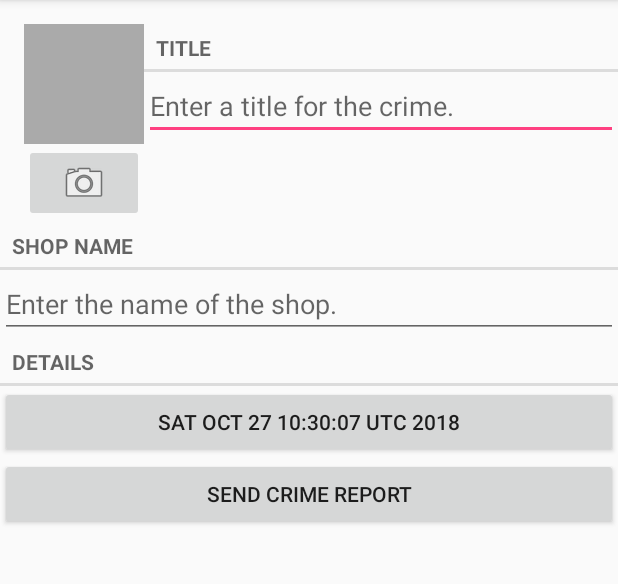
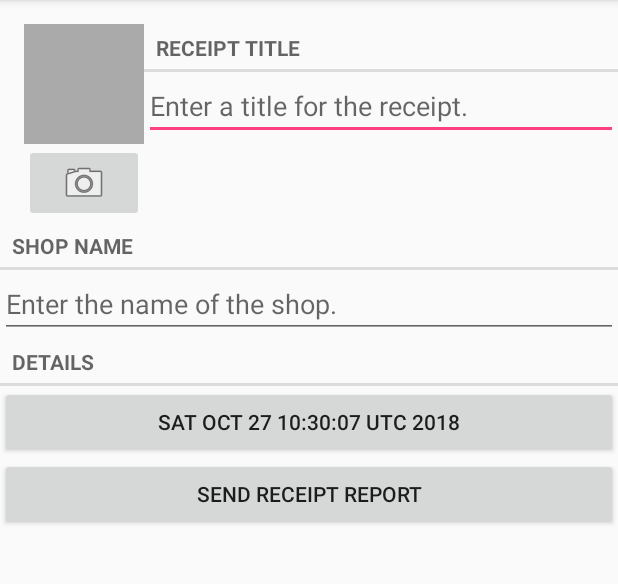
Before and after one commit to usc-sba006/MyReceipts, an Android app: the screen it shows after launch (CrimePagerActivity), after a tap on an icon or button, on a phone screen of 412 x 824 dp, the part 84-668 px from its top. Run offline under Robolectric (Android 15) with nearby library versions, the phone set to English and light mode, and no system bars; 1 other tap on this screen came first.

Commit message:
Refactoring part 4: Renamed strings only.
Next step would have been to rename variables but I just noticed a requirement on the task sheet for List UI to include the shop name. So I'm doing that first.

```diff
--- a/app/src/main/java/com/bignerdranch/android/myreceipts/CrimeFragment.java
+++ b/app/src/main/java/com/bignerdranch/android/myreceipts/CrimeFragment.java
@@ -133,7 +133,7 @@ public class CrimeFragment extends Fragment {
                 i.setType("text/plain");
                 i.putExtra(Intent.EXTRA_TEXT, getCrimeReport());
                 i.putExtra(Intent.EXTRA_SUBJECT,
-                        getString(R.string.crime_report_subject));
+                        getString(R.string.receipt_report_subject));
 
                 i = Intent.createChooser(i, getString(R.string.send_report));
                 startActivity(i);
@@ -226,7 +226,7 @@ public class CrimeFragment extends Fragment {
         String dateFormat = "EEE, MMM dd";
         String dateString = DateFormat.format(dateFormat,
                 mCrime.getDate()).toString();
-        String report = getString(R.string.crime_report,
+        String report = getString(R.string.receipt_report,
                 mCrime.getTitle(), dateString);
         return report;
     }
--- a/app/src/main/res/layout/fragment_crime.xml
+++ b/app/src/main/res/layout/fragment_crime.xml
@@ -41,12 +41,12 @@
                 style="?android:listSeparatorTextViewStyle"
                 android:layout_width="match_parent"
                 android:layout_height="wrap_content"
-                android:text="@string/crime_title_label"/>
+                android:text="@string/receipt_title_label"/>
             <EditText
                 android:id="@+id/crime_title"
                 android:layout_width="match_parent"
                 android:layout_height="wrap_content"
-                android:hint="@string/crime_title_hint"/>
+                android:hint="@string/receipt_title_hint"/>
         </LinearLayout>
     </LinearLayout>
 
@@ -55,19 +55,19 @@
         style="?android:listSeparatorTextViewStyle"
         android:layout_width="match_parent"
         android:layout_height="wrap_content"
-        android:text="@string/crime_shop_label"/>
+        android:text="@string/receipt_shop_label"/>
     <EditText
         android:id="@+id/crime_shop"
         android:layout_width="match_parent"
         android:layout_height="wrap_content"
-        android:hint="@string/crime_shop_hint"/>
+        android:hint="@string/receipt_shop_hint"/>
 
 
     <TextView
         style="?android:listSeparatorTextViewStyle"
         android:layout_width="match_parent"
         android:layout_height="wrap_content"
-        android:text="@string/crime_details_label"/>
+        android:text="@string/receipt_details_label"/>
     <Button
         android:id="@+id/crime_date"
         android:layout_width="match_parent"
@@ -76,5 +76,5 @@
         android:id="@+id/crime_report"
         android:layout_width="match_parent"
         android:layout_height="wrap_content"
-        android:text="@string/crime_report_text"/>
+        android:text="@string/receipt_report_text"/>
 </LinearLayout>
--- a/app/src/main/res/menu/fragment_crime_list.xml
+++ b/app/src/main/res/menu/fragment_crime_list.xml
@@ -4,7 +4,7 @@
     <item
         android:id="@+id/new_crime"
         android:icon="@drawable/ic_menu_add"
-        android:title="@string/new_crime"
+        android:title="@string/new_receipt"
         app:showAsAction="ifRoom|withText"/>
 
     <item
--- a/app/src/main/res/values/strings.xml
+++ b/app/src/main/res/values/strings.xml
@@ -1,21 +1,17 @@
 <resources>
     <string name="app_name">MyReceipts</string>
-    <string name="crime_title_hint">Enter a title for the crime.</string>
-    <string name="crime_title_label">Title</string>
-    <string name="crime_shop_hint">Enter the name of the shop.</string>
-    <string name="crime_shop_label">Shop Name</string>
-    <string name="crime_details_label">Details</string>
-    <string name="date_picker_title">Date of crime:</string>
-    <string name="new_crime">New Crime</string>
+    <string name="receipt_title_hint">Enter a title for the receipt.</string>
+    <string name="receipt_title_label">Receipt Title</string>
+    <string name="receipt_shop_hint">Enter the name of the shop.</string>
+    <string name="receipt_shop_label">Shop Name</string>
+    <string name="receipt_details_label">Details</string>
+    <string name="date_picker_title">Date of purchase:</string>
+    <string name="new_receipt">New Receipt</string>
     <string name="show_subtitle">Show Subtitle</string>
     <string name="hide_subtitle">Hide Subtitle</string>
-    <string name="subtitle_format">%1$d crimes</string>
-    <string name="crime_report_text">Send Crime Report</string>
-    <string name="crime_report">%1$s! The crime was discovered on %2$s.</string>
-    <string name="crime_report_solved">The case is solved</string>
-    <string name="crime_report_unsolved">The case is not solved</string>
-    <string name="crime_report_no_suspect">there is no suspect.</string>
-    <string name="crime_report_suspect">the suspect is %s.</string>
-    <string name="crime_report_subject">MyReceipts Crime Report</string>
-    <string name="send_report">Send crime report via</string>
+    <string name="subtitle_format">%1$d receipts</string>
+    <string name="receipt_report_text">Send Receipt Report</string>
+    <string name="receipt_report">The receipt "%1$s" was received from a purchase made on %2$s.</string>
+    <string name="receipt_report_subject">MyReceipts - Receipt Report</string>
+    <string name="send_report">Send receipt report via</string>
 </resources>
```
